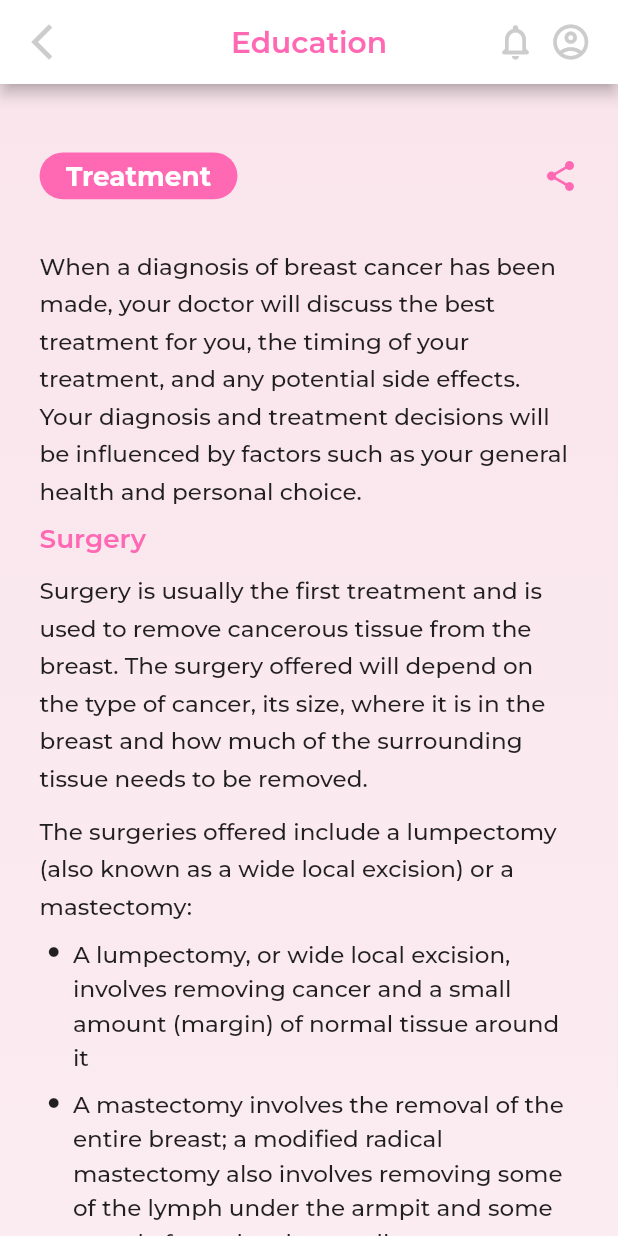
After one commit to laibashaheeen/pink_ribbon, a Flutter app: the Treatment screen opened directly, on a phone screen of 412 x 824 dp. The commit adds this screen. Run offline on Flutter 3.47's test engine with Material 2 defaults, Android fonts, the light colour scheme and no system bars; our stand-ins replace carousel_slider, dots_indicator, flutter_screenutil, google_fonts; missing offline and left inert: flutter_faq.

Commit message:
Education Screen done

```diff
--- /dev/null
+++ b/lib/model/faq_model.dart
@@ -0,0 +1,23 @@
+
+
+
+class FAQModel {
+
+  String question;
+  String answer;
+  FAQModel({required this.question, required this.answer});
+}
+
+List<FAQModel> faqItem = [
+  FAQModel(question: 'What is Cancer?', answer: "A term for diseases in which abnormal cells divide without control and can invade nearby tissues. Cancer cells can also spread to other parts of the body through the blood and lymph systems."),
+  FAQModel(question: 'What is Tumour?', answer: "An abnormal mass of tissue that results when cells divide more than they should or do not die when they should. Tumors may be benign (not cancer), or malignant (cancer). Also called neoplasm."),
+  FAQModel(question: 'What are the different types (benign & malignant) of tumors?',  answer: "Normal cells in the breast and other parts of the body grow and divide to form new cells as they are needed. When normal cells grow old or get damaged, they die, and new cells take their place. Sometimes, this process goes wrong. New cells form when the body doesn’t need them, and old or damaged cells don’t die as they should. The buildup of extra cells often forms a mass of tissue called a lump, growth, or tumor. Tumors in the breast can be benign (not cancer) or malignant (cancer): \nBenign tumors:\n\nAre usually not harmful\nRarely invade the tissues around them\nDon’t spread to other parts of the body\nCan be removed and usually don’t grow back\n\nMalignant tumors:\nMay be a threat to life\nCan invade nearby organs and tissues (such as the chest wall)\nCan spread to other parts of the body\nOften can be removed but sometimes grow back"),
+  FAQModel(question: 'What are the common (ductal or lobular) types of carcinomas?',  answer: "The most common type of breast cancer is ductal carcinoma. This cancer begins in cells that line a breast duct. Most women with breast cancer have ductal carcinoma.\n\nThe second most common type of breast cancer is lobular carcinoma. This cancer begins in a lobule of the breast. Few women with breast cancer has lobular carcinoma.\nOther women have a mixture of ductal and lobular type or they have a less common type of breast cancer."),
+  FAQModel(question: 'Are all breast lumps cancerous?',  answer: "Not all breast lumps are cancerous. Some are benign. There are many possible causes of non-cancerous (benign) breast lumps. Two of the most common causes of benign single breast lumps are cysts and fibroadenomas. In addition, several other conditions can present themselves as lumps, such as fat necrosis and sclerosing adenosis. Only your healthcare provider can diagnose your breast lump."),
+  FAQModel(question: 'What is metastatic breast cancer?',  answer: "When breast cancer spreads from its original place to another part of the body, the new tumor has the same kind of abnormal cells and the same name as the primary (original) tumor. For example, if breast cancer spreads to a lung, the cancer cells in the lung are actually breast cancer cells. The disease is metastatic breast cancer, not lung cancer. For that reason, it’s treated as breast cancer, not lung cancer"),
+  FAQModel(question: 'What is brachytherapy?',  answer: "A type of radiation therapy in which radioactive material sealed in needles, seeds, wires, or catheters is placed directly into or near a tumor. Also called implant radiation therapy, internal radiation therapy, and radiation brachytherapy"),
+  FAQModel(question: 'What is a mammogram?',  answer: "Mammogram is a specific type of breast imaging that uses low-dose x-rays to detect cancer."),
+  FAQModel(question: 'What is malignant?',  answer: "It means Cancerous. Malignant tumors can invade and destroy nearby tissue and spread to other parts of the body."),
+  FAQModel(question: 'What is lymphedema?',  answer: "A condition in which excess fluid collects in tissue and causes swelling. It may occur in the arm or leg after lymph vessels or lymph nodes in the underarm or groin are removed or treated with radiation."),
+   FAQModel(question: 'What is lumpectomy?',  answer: "Surgery to remove abnormal tissue or cancer from the breast and a small amount of normal tissue around it. It is a type of breast-sparing surgery."),
+];
--- /dev/null
+++ b/lib/views/educationpage/components/treatment.dart
@@ -0,0 +1,194 @@
+import 'package:flutter/material.dart';
+import 'package:flutter_screenutil/flutter_screenutil.dart';
+import 'package:pink_ribbon/data/app_colors.dart';
+import 'package:pink_ribbon/data/typography.dart';
+import 'package:pink_ribbon/views/educationpage/components/bullets.dart';
+import 'package:pink_ribbon/views/educationpage/components/custom_appbar.dart';
+
+class Treatment extends StatefulWidget {
+  const Treatment({Key? key}) : super(key: key);
+
+  @override
+  State<Treatment> createState() => _TreatmentState();
+}
+
+class _TreatmentState extends State<Treatment> {
+  @override
+  Widget build(BuildContext context) {
+    return Scaffold(
+      appBar: const CustomAppBar(),
+      body: SingleChildScrollView(
+          child: Container(
+        padding: EdgeInsets.symmetric(horizontal: 24.w),
+        width: double.infinity,
+        decoration: BoxDecoration(
+          gradient: LinearGradient(
+            colors: [
+              AppColors.kBackgroundPink1.withOpacity(0.4),
+              AppColors.kBackgroundPink2.withOpacity(0.5),
+              AppColors.kWhite,
+            ],
+            begin: Alignment.topCenter,
+            end: Alignment.bottomCenter,
+          ),
+        ),
+        child: Column(
+          crossAxisAlignment: CrossAxisAlignment.start,
+          children: [
+            SizedBox(
+              height: 45.h,
+            ),
+            Row(
+              mainAxisAlignment: MainAxisAlignment.spaceBetween,
+              children: [
+                Container(
+                  padding:
+                      EdgeInsets.symmetric(horizontal: 16.w, vertical: 5.h),
+                  decoration: BoxDecoration(
+                    color: AppColors.kPrimary,
+                    borderRadius: BorderRadius.circular(30.r),
+                  ),
+                  child: Text(
+                    "Treatment",
+                    style:
+                        AppTypography.kBold16.copyWith(color: AppColors.kWhite),
+                  ),
+                ),
+                InkWell(
+                    onTap: () {},
+                    child: Icon(
+                      Icons.share,
+                      color: AppColors.kPrimary,
+                    ))
+              ],
+            ),
+            SizedBox(height: 30.h),
+            Text(
+              "When a diagnosis of breast cancer has been made, your doctor will discuss the best treatment for you, the timing of your treatment, and any potential side effects. Your diagnosis and treatment decisions will be influenced by factors such as your general health and personal choice.",
+              style: AppTypography.kLight14.copyWith(height: 1.6.h),
+            ),
+            SizedBox(height: 10.h),
+            Text(
+              "Surgery",
+              style:
+                  AppTypography.kSemiBold16.copyWith(color: AppColors.kPrimary),
+            ),
+            SizedBox(height: 10.h),
+            Text(
+              "Surgery is usually the first treatment and is used to remove cancerous tissue from the breast. The surgery offered will depend on the type of cancer, its size, where it is in the breast and how much of the surrounding tissue needs to be removed.",
+              style: AppTypography.kLight14.copyWith(height: 1.6.h),
+            ),
+            SizedBox(height: 10.h),
+            Text(
+              "The surgeries offered include a lumpectomy (also known as a wide local excision) or a mastectomy:",
+              style: AppTypography.kLight14.copyWith(height: 1.6.h),
+            ),
+            SizedBox(height: 4.h),
+            bullets("A lumpectomy, or wide local excision, involves removing cancer and a small amount (margin) of normal tissue around it"),
+            bullets("A mastectomy involves the removal of the entire breast; a modified radical mastectomy also involves removing some of the lymph under the armpit and some muscle from the chest wall"),
+            SizedBox(height: 10.h),
+            Text(
+              "Radiotherapy",
+              style:
+                  AppTypography.kSemiBold16.copyWith(color: AppColors.kPrimary),
+            ),
+            SizedBox(height: 10.h),
+            Text(
+              "Radiotherapy involves destroying cancer cells with a targeted, carefully measured dose of radiation.",
+              style: AppTypography.kLight14.copyWith(height: 1.6.h),
+            ),
+            SizedBox(height: 10.h),
+            Text(
+              "The treatment is usually used to kill any remaining cancer cells after surgery or to reduce the size of a tumour before surgery.",
+              style: AppTypography.kLight14.copyWith(height: 1.6.h),
+            ),
+            SizedBox(height: 10.h),
+            Text(
+              "Radiotherapy can also be used to help reducing pain and other symptoms when breast cancer has spread to the bone, brain or lungs.",
+              style: AppTypography.kLight14.copyWith(height: 1.6.h),
+            ),
+            SizedBox(height: 10.h),
+            Text(
+              "Chemotherapy",
+              style:
+                  AppTypography.kSemiBold16.copyWith(color: AppColors.kPrimary),
+            ),
+            SizedBox(height: 10.h),
+            Text(
+              "Chemotherapy is a treatment that uses chemicals to destroy cancer cells by targeting rapidly dividing cells in the body.",
+              style: AppTypography.kLight14.copyWith(height: 1.6.h),
+            ),
+            SizedBox(height: 10.h),
+            Text(
+              "Chemotherapy can be used before surgery to shrink large tumours, after surgery to kill cancer cells that may have spread to other parts of the body, or independently of surgery to slow the growth of secondary cancer.",
+              style: AppTypography.kLight14.copyWith(height: 1.6.h),
+            ),
+            SizedBox(height: 10.h),
+            Text(
+              "As chemotherapy is not specific to cancer cells, it can destroy other rapidly dividing cells such as hair follicles and the lining of the gut, and this causes some side effects associated with treatment such as hair loss and nausea.",
+              style: AppTypography.kLight14.copyWith(height: 1.6.h),
+            ),
+            SizedBox(height: 10.h),
+            Text(
+              "Treatment is given in the form of tablets or by injection every two to four weeks over a four to six-month period.",
+              style: AppTypography.kLight14.copyWith(height: 1.6.h),
+            ),
+            SizedBox(height: 10.h),
+            Text(
+              "Anti-Hormone Therapy",
+              style:
+                  AppTypography.kSemiBold16.copyWith(color: AppColors.kPrimary),
+            ),
+            SizedBox(height: 10.h),
+            Text(
+              "Some breast cancers are stimulated to grow by the hormone estrogen, which attaches to receptors on the surface of cancer cells. These cancers are known as estrogen receptor positive (ER+).",
+              style: AppTypography.kLight14.copyWith(height: 1.6.h),
+            ),
+            SizedBox(height: 10.h),
+            Text(
+              "Anti-hormone therapies block estrogen from binding with estrogen receptors, or stop the body from producing estrogen altogether.",
+              style: AppTypography.kLight14.copyWith(height: 1.6.h),
+            ),
+            Text(
+              "Treatment is taken as a tablet once a day to reduce the long-term risk of breast cancer coming back after surgery or chemotherapy.",
+              style: AppTypography.kLight14.copyWith(height: 1.6.h),
+            ),
+            SizedBox(height: 10.h),
+            Text(
+              "Tests can also be done to see if cancer cells are progesterone receptor positive (PR+), although the benefits of anti-hormone therapy for cancers that are only progesterone receptor positive is less clear.",
+              style: AppTypography.kLight14.copyWith(height: 1.6.h),
+            ),
+            SizedBox(height: 10.h),
+
+            Text(
+              "Targeted Therapy",
+              style:
+                  AppTypography.kSemiBold16.copyWith(color: AppColors.kPrimary),
+            ),
+            SizedBox(height: 10.h),
+            Text(
+              "Targeted therapies are a group of drugs that block the growth and spread of cancer by targeting specific molecules present in cancer cells.",
+              style: AppTypography.kLight14.copyWith(height: 1.6.h),
+            ),
+            SizedBox(height: 10.h),
+            Text(
+              "Because these treatments are specific to cancer cells, they may be less harmful to normal cells and so can have fewer side effects.",
+              style: AppTypography.kLight14.copyWith(height: 1.6.h),
+            ),
+            SizedBox(height: 10.h),
+            Text(
+              "The most well-known targeted treatment for breast cancer is Herceptin (trastuzumab), which is given to people with abnormally high levels of the protein HER2. These HER2 positive or HER2+ cancer cells are found in around 20 per cent of breast cancers patients.",
+              style: AppTypography.kLight14.copyWith(height: 1.6.h),
+            ),
+            SizedBox(height: 10.h),
+            Text(
+              "Herceptin is given in the form of targeted therapy and can be given after surgery or chemotherapy, or at the same time as chemotherapy, to reduce the chances of breast cancer coming back or spreading.",
+              style: AppTypography.kLight14.copyWith(height: 1.6.h),
+            ),
+            SizedBox(height: 50.h),
+          ],
+        ),
+      )),
+    );
+  }
+}
--- a/lib/views/educationpage/education_page.dart
+++ b/lib/views/educationpage/education_page.dart
@@ -4,9 +4,12 @@ import 'package:pink_ribbon/data/app_colors.dart';
 import 'package:pink_ribbon/data/typography.dart';
 import 'package:pink_ribbon/model/EducationModel.dart';
 import 'package:pink_ribbon/views/educationpage/components/EducationCard.dart';
+import 'package:pink_ribbon/views/educationpage/components/early_detection.dart';
 import 'package:pink_ribbon/views/educationpage/components/factors.dart';
+import 'package:pink_ribbon/views/educationpage/components/faq.dart';
 import 'package:pink_ribbon/views/educationpage/components/stages.dart';
 import 'package:pink_ribbon/views/educationpage/components/symptoms.dart';
+import 'package:pink_ribbon/views/educationpage/components/treatment.dart';
 import 'package:pink_ribbon/views/educationpage/components/what_is_breast_cancer.dart';
 import 'package:pink_ribbon/views/landingpage/landing_page.dart';
 
@@ -24,6 +27,9 @@ class _EducationPageState extends State<EducationPage> {
     1: const Factors(),
     2: const Symptoms(),
     3: const Stages(),
+    4: const EarlyDetection(),
+    5: const Treatment(),
+    6: const FAQs()
 
   };
 
--- a/pubspec.yaml
+++ b/pubspec.yaml
@@ -41,6 +41,7 @@ dependencies:
   flutter_svg: ^2.0.10+1
   carousel_slider: ^4.2.1
   dots_indicator: ^3.0.0
+  flutter_faq: ^1.0.1+1
 
 dev_dependencies:
   flutter_test:
```
Also changed, not shown: lib/views/educationpage/components/early_detection.dart (added, +164 -0 lines), lib/views/educationpage/components/factors.dart (+26 -26 lines), lib/views/educationpage/components/faq.dart (added, +100 -0 lines), lib/views/educationpage/components/faq_widget.dart (added, +57 -0 lines), lib/views/educationpage/components/stages.dart (+7 -7 lines), lib/views/educationpage/components/what_is_breast_cancer.dart (+6 -6 lines), pubspec.lock.
